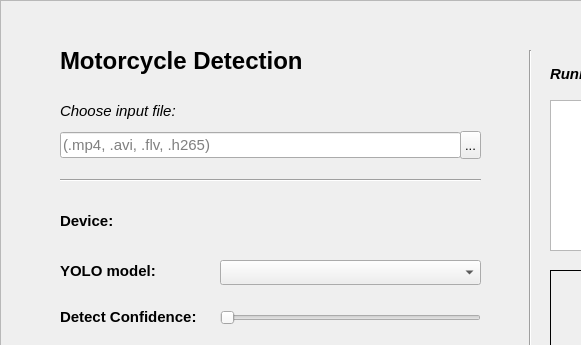
Above: src/view/home_page.ui from BKAI-Team-Thay-Linh/BKAI-Demo-Motorbike-PyQT before the change; both pictures show x 0 to 581 and y 0 to 345 of the 1349 by 753 pixel window. Below: the same form after it.
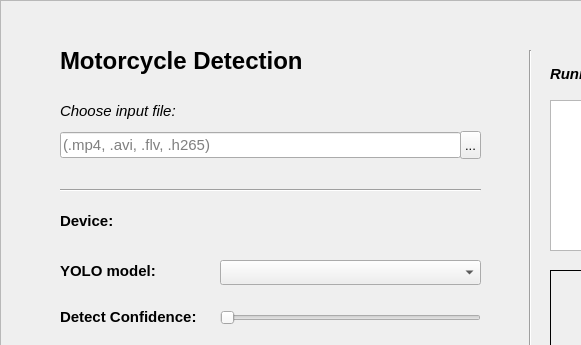
That is the form after the change. Icons and pictures are not drawn.

Patch:
```diff
--- a/src/view/home_page.ui
+++ b/src/view/home_page.ui
@@ -251,7 +251,7 @@
      <property name="geometry">
       <rect>
        <x>60</x>
-       <y>170</y>
+       <y>180</y>
        <width>421</width>
        <height>20</height>
       </rect>
```
